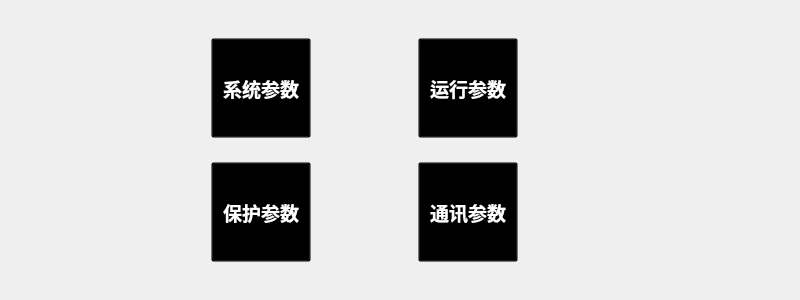
ives560/InverterController, file paraset.ui: the form before one commit.
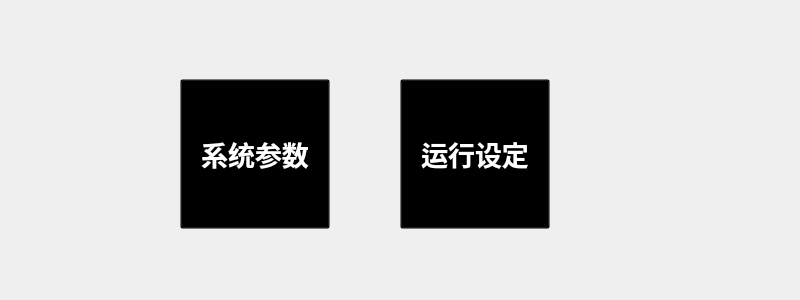
The form after the commit. Icons and pictures are not drawn.

Patch:
```diff
--- a/paraset.ui
+++ b/paraset.ui
@@ -17,24 +17,27 @@
    <property name="geometry">
     <rect>
      <x>110</x>
-     <y>20</y>
+     <y>0</y>
      <width>511</width>
-     <height>261</height>
+     <height>308</height>
     </rect>
    </property>
    <layout class="QGridLayout" name="gridLayout">
+    <property name="spacing">
+     <number>0</number>
+    </property>
     <item row="0" column="0">
      <widget class="QToolButton" name="system">
       <property name="minimumSize">
        <size>
-        <width>100</width>
-        <height>100</height>
+        <width>150</width>
+        <height>150</height>
        </size>
       </property>
       <property name="font">
        <font>
         <family>AR PL UKai CN</family>
-        <pointsize>14</pointsize>
+        <pointsize>20</pointsize>
         <weight>75</weight>
         <bold>true</bold>
        </font>
@@ -51,8 +54,8 @@
       </property>
       <property name="iconSize">
        <size>
-        <width>60</width>
-        <height>60</height>
+        <width>100</width>
+        <height>100</height>
        </size>
       </property>
       <property name="toolButtonStyle">
@@ -64,14 +67,14 @@
      <widget class="QToolButton" name="run">
       <property name="minimumSize">
        <size>
-        <width>100</width>
-        <height>100</height>
+        <width>150</width>
+        <height>150</height>
        </size>
       </property>
       <property name="font">
        <font>
         <family>AR PL UKai CN</family>
-        <pointsize>14</pointsize>
+        <pointsize>20</pointsize>
         <weight>75</weight>
         <bold>true</bold>
        </font>
@@ -80,7 +83,7 @@
        <string notr="true">background:transparent;color:white;</string>
       </property>
       <property name="text">
-       <string>运行参数</string>
+       <string>运行设定</string>
       </property>
       <property name="icon">
        <iconset resource="InverterController.qrc">
@@ -88,82 +91,8 @@
       </property>
       <property name="iconSize">
        <size>
-        <width>60</width>
-        <height>60</height>
-       </size>
-      </property>
-      <property name="toolButtonStyle">
-       <enum>Qt::ToolButtonTextUnderIcon</enum>
-      </property>
-     </widget>
-    </item>
-    <item row="1" column="0">
-     <widget class="QToolButton" name="protect">
-      <property name="minimumSize">
-       <size>
         <width>100</width>
         <height>100</height>
-       </size>
-      </property>
-      <property name="font">
-       <font>
-        <family>AR PL UKai CN</family>
-        <pointsize>14</pointsize>
-        <weight>75</weight>
-        <bold>true</bold>
-       </font>
-      </property>
-      <property name="styleSheet">
-       <string notr="true">background:transparent;color:white;</string>
-      </property>
-      <property name="text">
-       <string>保护参数</string>
-      </property>
-      <property name="icon">
-       <iconset resource="InverterController.qrc">
-        <normaloff>:/images/canshusetbig.png</normaloff>:/images/canshusetbig.png</iconset>
-      </property>
-      <property name="iconSize">
-       <size>
-        <width>60</width>
-        <height>60</height>
-       </size>
-      </property>
-      <property name="toolButtonStyle">
-       <enum>Qt::ToolButtonTextUnderIcon</enum>
-      </property>
-     </widget>
-    </item>
-    <item row="1" column="1">
-     <widget class="QToolButton" name="comm">
-      <property name="minimumSize">
-       <size>
-        <width>100</width>
-        <height>100</height>
-       </size>
-      </property>
-      <property name="font">
-       <font>
-        <family>AR PL UKai CN</family>
-        <pointsize>14</pointsize>
-        <weight>75</weight>
-        <bold>true</bold>
-       </font>
-      </property>
-      <property name="styleSheet">
-       <string notr="true">background:transparent;color:white;</string>
-      </property>
-      <property name="text">
-       <string>通讯参数</string>
-      </property>
-      <property name="icon">
-       <iconset resource="InverterController.qrc">
-        <normaloff>:/images/canshusetbig.png</normaloff>:/images/canshusetbig.png</iconset>
-      </property>
-      <property name="iconSize">
-       <size>
-        <width>60</width>
-        <height>60</height>
        </size>
       </property>
       <property name="toolButtonStyle">
```
